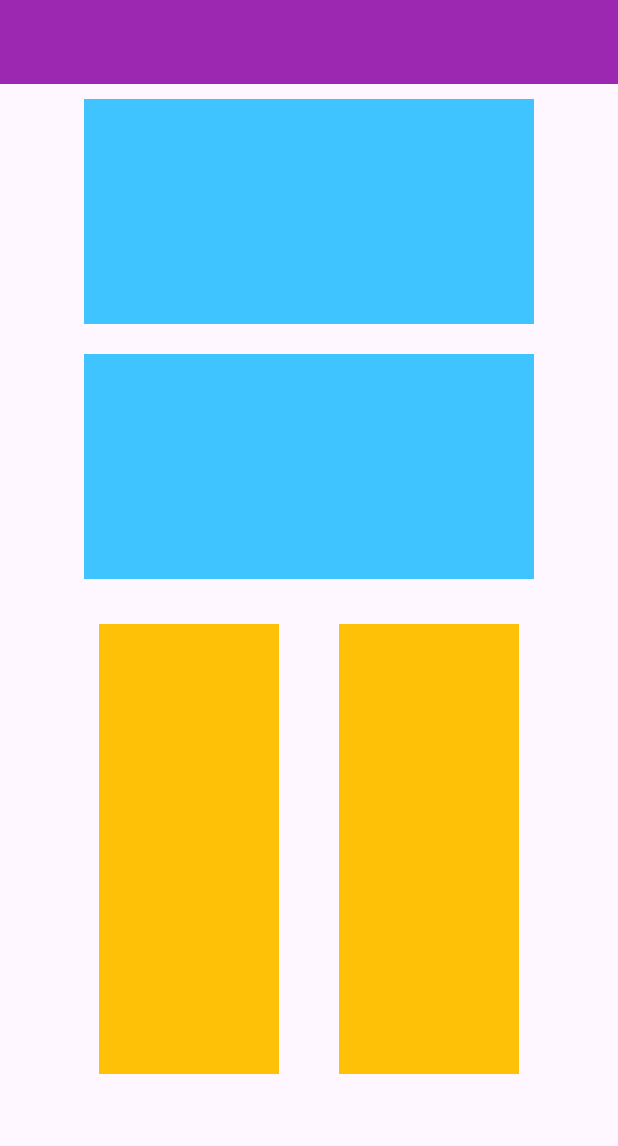
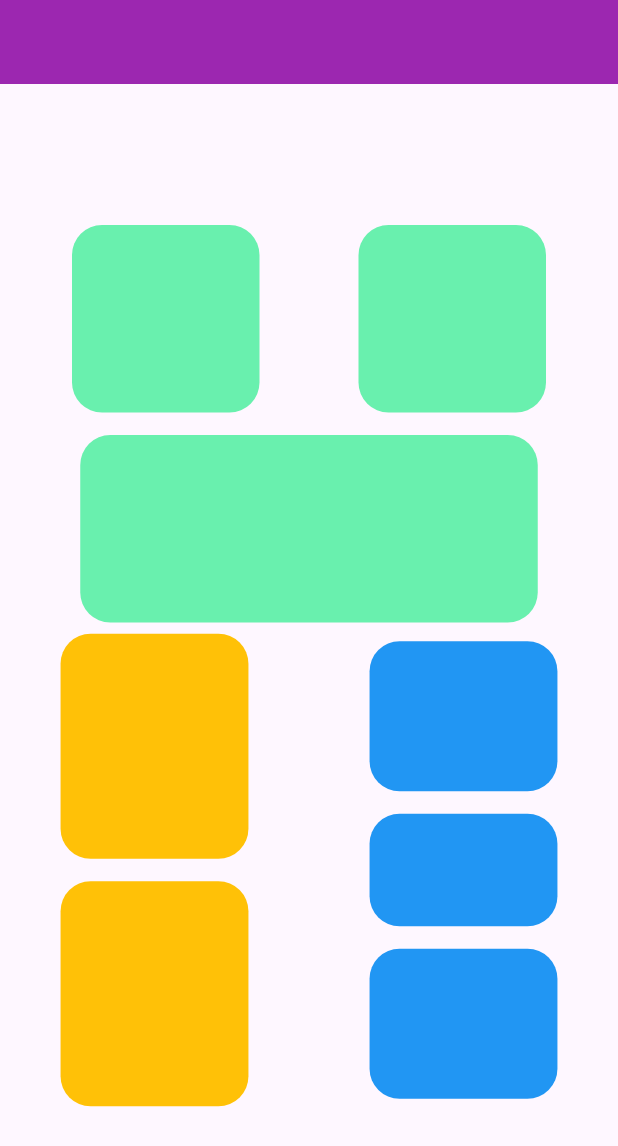
Before and after one commit to umegaeshan/Learn-Flutter, a Flutter app: the screen it shows after launch, on a phone screen of 412 x 824 dp. Shown: the top 1146 px of the screen. Run offline on Flutter 3.47's test engine with Material 3 defaults, Android fonts, the phone set to English and light mode, and no system bars.

Commit message:
Refactor UI layout with styled containers
Replace plain Containers with nested Rows/Columns and BoxDecoration to create a tile-based layout. Add ignore_for_file for lint, remove unused cupertino import, center main Column content, update margins/sizes, and apply rounded corners and colors to individual tiles. Bottom row rebuilt into two vertical stacks with multiple styled boxes to improve visual structure and spacing.

```diff
--- a/lib/main.dart
+++ b/lib/main.dart
@@ -1,4 +1,5 @@
-import 'package:flutter/cupertino.dart';
+// ignore_for_file: avoid_unnecessary_containers
+
 import 'package:flutter/material.dart';
 
 void main() {
@@ -18,36 +19,107 @@ class MyApp extends StatelessWidget {
           appBar: AppBar(backgroundColor: Colors.purple),
           body: Column(
             crossAxisAlignment: CrossAxisAlignment.center,
-            mainAxisSize: MainAxisSize.max,
+            mainAxisAlignment: MainAxisAlignment.center,
             children: [
               Container(
-                margin: EdgeInsets.all(10),
-                width: 300,
-                height: 150,
-                color: Colors.lightBlueAccent,
+                margin: EdgeInsets.all(15),
+                child: Row(
+                  crossAxisAlignment: CrossAxisAlignment.center,
+                  mainAxisAlignment: MainAxisAlignment.spaceAround,
+                  children: [
+                    Container(
+                      decoration: BoxDecoration(
+                        borderRadius: BorderRadius.circular(20),
+                        color: Colors.greenAccent,
+                      ),
+                      width: 125,
+                      height: 125,
+                    ),
+                    Container(
+                      decoration: BoxDecoration(
+                        borderRadius: BorderRadius.circular(20),
+                        color: Colors.greenAccent,
+                      ),
+                      width: 125,
+                      height: 125,
+                    ),
+                  ],
+                ),
               ),
               Container(
-                margin: EdgeInsets.all(10),
-                width: 300,
-                height: 150,
-                color: Colors.lightBlueAccent,
+                decoration: BoxDecoration(
+                  borderRadius: BorderRadius.circular(20),
+                  color: Colors.greenAccent,
+                ),
+                width: 305,
+                height: 125,
               ),
+
               Container(
                 child: Row(
                   crossAxisAlignment: CrossAxisAlignment.center,
-                  mainAxisAlignment: MainAxisAlignment.center,
+                  mainAxisAlignment: MainAxisAlignment.spaceAround,
                   children: [
                     Container(
-                      margin: EdgeInsets.all(20),
-                      color: Colors.amber,
-                      width: 120,
-                      height: 300,
+                      child: Column(
+                        crossAxisAlignment: CrossAxisAlignment.center,
+                        mainAxisAlignment: MainAxisAlignment.spaceAround,
+                        children: [
+                          Container(
+                            margin: EdgeInsets.all(7.5),
+                            decoration: BoxDecoration(
+                              borderRadius: BorderRadius.circular(20),
+                              color: Colors.amber,
+                            ),
+                            height: 150,
+                            width: 125.25,
+                          ),
+                          Container(
+                            margin: EdgeInsets.all(7.5),
+                            decoration: BoxDecoration(
+                              borderRadius: BorderRadius.circular(20),
+                              color: Colors.amber,
+                            ),
+                            height: 150,
+                            width: 125.25,
+                          ),
+                        ],
+                      ),
                     ),
                     Container(
-                      margin: EdgeInsets.all(20),
-                      color: Colors.amber,
-                      width: 120,
-                      height: 300,
+                      child: Column(
+                        crossAxisAlignment: CrossAxisAlignment.center,
+                        mainAxisAlignment: MainAxisAlignment.spaceAround,
+                        children: [
+                          Container(
+                            margin: EdgeInsets.all(7.5),
+                            decoration: BoxDecoration(
+                              borderRadius: BorderRadius.circular(20),
+                              color: Colors.blue,
+                            ),
+                            height: 100,
+                            width: 125.25,
+                          ),
+                          Container(
+                            margin: EdgeInsets.all(7.5),
+                            decoration: BoxDecoration(
+                              borderRadius: BorderRadius.circular(20),
+                              color: Colors.blue,
+                            ),
+                            height: 75,
+                            width: 125.25,
+                          ),
+                          Container(
+                            margin: EdgeInsets.all(7.5),
+                            decoration: BoxDecoration(
+                              borderRadius: BorderRadius.circular(20),
+                              color: Colors.blue,
+                            ),
+                            height: 100,
+                            width: 125.25,
+                          ),
+                        ],
+                      ),
                     ),
                   ],
                 ),
```
